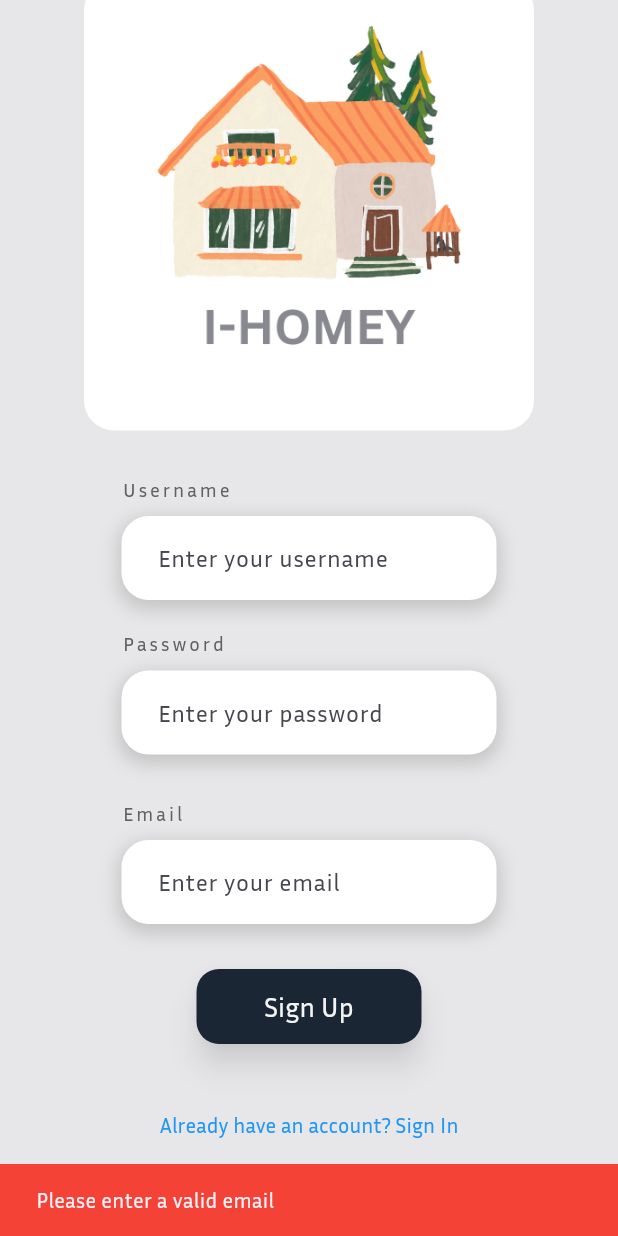
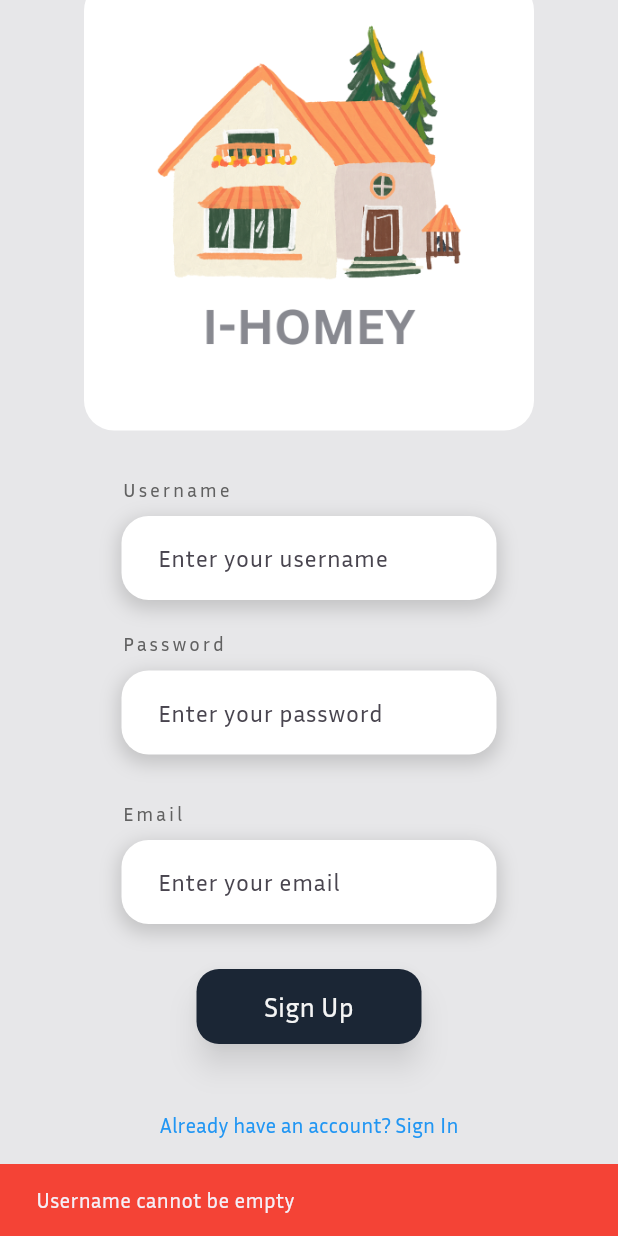
Before and after one commit to abir-cs/ihomey, a Flutter app: the SignUpPage screen opened directly, scrolled down 63 dp, after a tap on "Sign Up", on a phone screen of 412 x 824 dp. Run offline on Flutter 3.47's test engine with Material 3 defaults, Android fonts, the phone set to English and light mode, and no system bars; our stand-ins replace cloud_firestore, firebase_auth, firebase_core, firebase_storage, fl_chart, shared_preferences and 1 more; missing offline and left inert: mqtt_client; accounts and stored records are empty; network calls fail.

Commit message:
changed a bit of things 2

```diff
--- a/lib/screens/sign_up_page.dart
+++ b/lib/screens/sign_up_page.dart
@@ -131,6 +131,19 @@ class _SignUpPageState extends State<SignUpPage> {
                     String email = _passkeyController.text.trim();
                     String password = _passwordController.text.trim();
                     //Call createAccount function
+                    if (username.isEmpty) {
+                      ScaffoldMessenger.of(
+                        context,
+                      ).showSnackBar(
+                        SnackBar(
+                          content: Text(
+                            'Username cannot be empty',
+                          ),
+                          backgroundColor: Colors.red,
+                        ),
+                      );
+                      return;
+                    }
                     if (email.isEmpty ||
                         !email.contains('@')) {
                       ScaffoldMessenger.of(context).showSnackBar(
@@ -140,8 +153,8 @@ class _SignUpPageState extends State<SignUpPage> {
                         ),
                       );
                     }
+                    else {
                       if (!await authservice.isUsernameUnique(username)) {
-                      // Show error message if sign-up failed
                         //ScaffoldMessenger.of(context).showSnackBar(SnackBar(content: Text(error)));
                         ScaffoldMessenger.of(context).showSnackBar(
                           SnackBar(
@@ -149,7 +162,18 @@ class _SignUpPageState extends State<SignUpPage> {
                             backgroundColor: Colors.red,
                           ),
                         );
-                    } else if (await authservice.isEmailTaken(email)) {
+                      }
+                      else if(password.length<6)
+                      {
+                        ScaffoldMessenger.of(context).showSnackBar(
+                          SnackBar(
+                            content: Text('Password too short'),
+                            backgroundColor: Colors.red,
+                          ),
+                        );
+
+                      }
+                      else if (await authservice.isEmailTaken(email)) {
                         ScaffoldMessenger.of(context).showSnackBar(
                           SnackBar(
                             content: Text('email is already taken'),
@@ -163,6 +187,7 @@ class _SignUpPageState extends State<SignUpPage> {
                           password: password,
                         );
                         Navigator.pop(context);
+                      }
                     }
                   },
                   style: ButtonStyle(
```
Also changed, not shown: lib/screens/authentication.dart (+6 -13 lines), lib/screens/settings_page.dart (+6 -16 lines), lib/screens/updateemail.dart (deleted, +0 -88 lines). Lines whose indentation alone changed are shown as unchanged.
